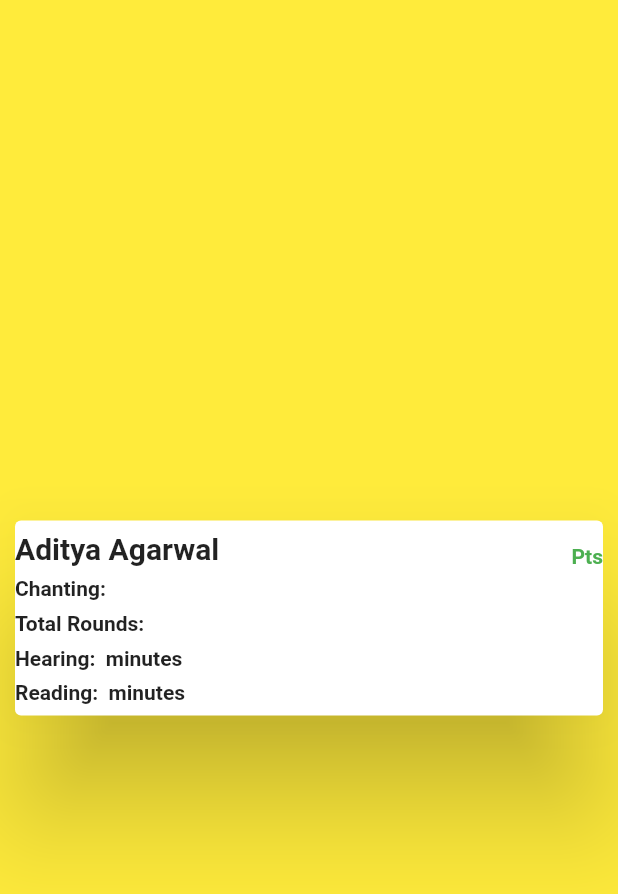
After one commit to sxillocc/communication_app, a Flutter app: the UserCard screen opened directly, on a phone screen of 412 x 824 dp. The commit adds this screen. Shown: the top 894 px of the screen. Run offline on Flutter 3.47's test engine with Material 2 defaults, Android fonts, the phone set to English and light mode, and no system bars.

Commit message:
added_card

```diff
--- a/lib/main.dart
+++ b/lib/main.dart
@@ -1,3 +1,5 @@
+import 'package:communication_app/utils/routes.dart';
+import 'package:communication_app/widgets/user_card.dart';
 import 'package:flutter/material.dart';
 
 void main() {
@@ -11,6 +13,7 @@ class MyApp extends StatelessWidget {
   @override
   Widget build(BuildContext context) {
     return MaterialApp(
+      routes: {MyRoutes.homeroute: (context) => UserCard()},
       title: 'Flutter Demo',
       theme: ThemeData(
         // This is the theme of your application.
--- /dev/null
+++ b/lib/utils/routes.dart
@@ -0,0 +1,3 @@
+class MyRoutes {
+  static String homeroute = "/";
+}
--- /dev/null
+++ b/lib/widgets/user_card.dart
@@ -0,0 +1,61 @@
+import 'package:flutter/material.dart';
+
+class UserCard extends StatelessWidget {
+  @override
+  Widget build(BuildContext context) {
+    return Scaffold(
+      backgroundColor: Colors.yellow,
+      body: Center(
+        child: Container(
+          height: 150,
+          child: Card(
+            elevation: Material.defaultSplashRadius,
+            child: Row(
+              mainAxisAlignment: MainAxisAlignment.spaceBetween,
+              children: [
+                Column(
+                    crossAxisAlignment: CrossAxisAlignment.start,
+                    mainAxisAlignment: MainAxisAlignment.spaceEvenly,
+                    children: [
+                      Text(
+                        "Aditya Agarwal",
+                        style: TextStyle(
+                            fontWeight: FontWeight.bold, fontSize: 20),
+                      ),
+                      Text(
+                        "Chanting: ",
+                        style: TextStyle(fontWeight: FontWeight.bold),
+                      ),
+                      Text(
+                        "Total Rounds: ",
+                        style: TextStyle(fontWeight: FontWeight.bold),
+                      ),
+                      Text(
+                        "Hearing:  minutes",
+                        style: TextStyle(fontWeight: FontWeight.bold),
+                      ),
+                      Text(
+                        "Reading:  minutes",
+                        style: TextStyle(fontWeight: FontWeight.bold),
+                      )
+                    ]),
+                Column(
+                  children: [
+                    Text(" "),
+                    Text(
+                      "Pts",
+                      style: TextStyle(
+                          color: Colors.green, fontWeight: FontWeight.bold),
+                    )
+                  ],
+                )
+              ],
+            ),
+            color: (Colors.white),
+            margin: EdgeInsets.all(10),
+          ),
+        ),
+      ),
+    );
+  }
+}
```
Also changed, not shown: 7 other files.
